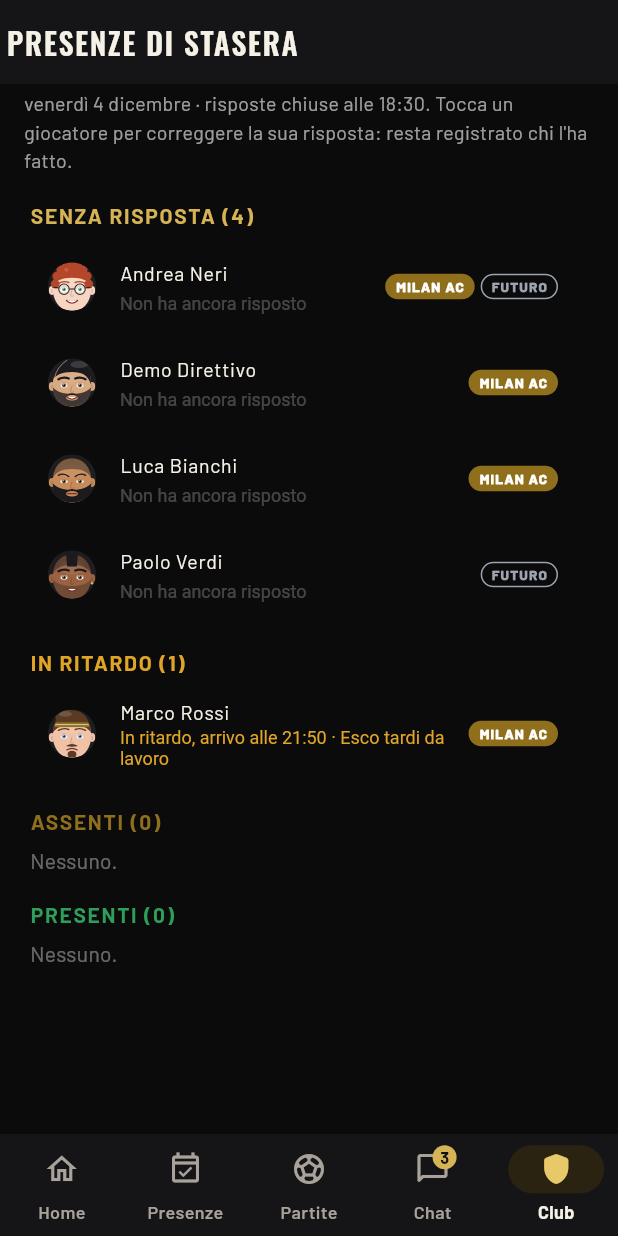
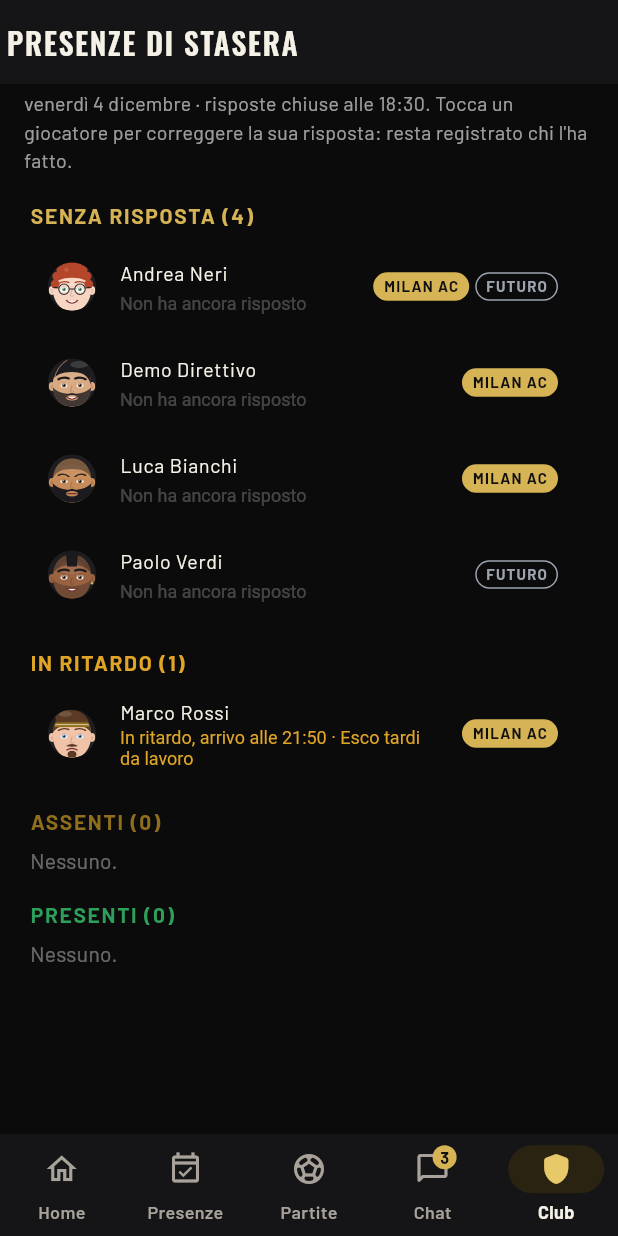
Before and after one commit to lukerondo/milanac-app, a Flutter app: the TonightAttendancePage screen opened by its route, on a phone screen of 412 x 824 dp. Run offline on Flutter 3.47's test engine with Material 3 defaults, Android fonts, the phone set to English and light mode, and no system bars; our stand-ins replace file_picker, firebase_core, firebase_messaging, flutter_riverpod, go_router, image_picker and 8 more; missing offline and left inert: agora_rtc_engine, record, video_compress; accounts and stored records are empty.

Commit message:
Etichette di squadra nero oro (Milan AC in oro, Futuro in grigio)
Co-Authored-By: Claude Opus 5.5 <noreply@anthropic.com>
Claude-Session: https://claude.ai/code/session_01AqbAUFgzRc6jubsGkqE32q

```diff
--- a/lib/core/teams.dart
+++ b/lib/core/teams.dart
@@ -4,7 +4,7 @@ import 'theme.dart';
 
 /// Le due squadre del club: un giocatore può stare in una o in entrambe.
 enum Team {
-  milanac('Milan AC', 'MILAN AC', MilanacColors.red),
+  milanac('Milan AC', 'MILAN AC', MilanacColors.gold),
   futuro('Milan AC Futuro', 'FUTURO', Color(0xFF9CA3AF));
 
   const Team(this.label, this.short, this.color);
@@ -52,10 +52,10 @@ class TeamBadge extends StatelessWidget {
       child: Text(
         team.short,
         style: TextStyle(
-          fontSize: small ? 9 : 10,
-          fontWeight: FontWeight.w900,
+          fontSize: small ? 10 : 11,
+          fontWeight: FontWeight.w700,
           letterSpacing: .8,
-          color: filled ? Colors.white : team.color,
+          color: filled ? MilanacColors.ink : team.color,
         ),
       ),
     );
```
